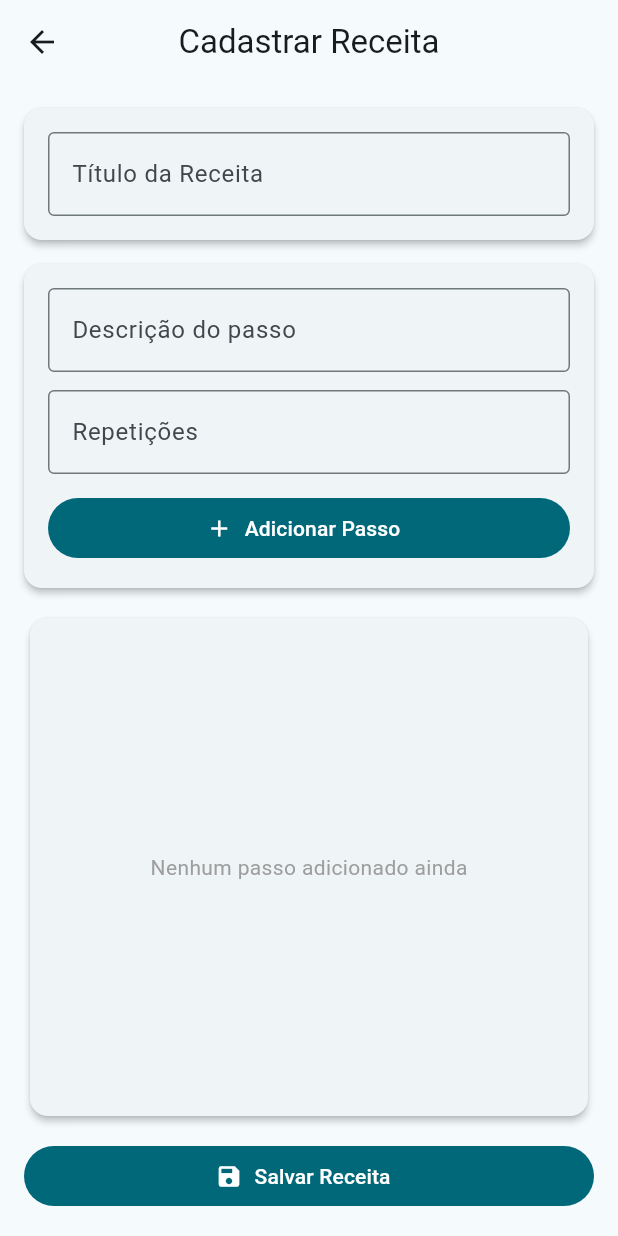
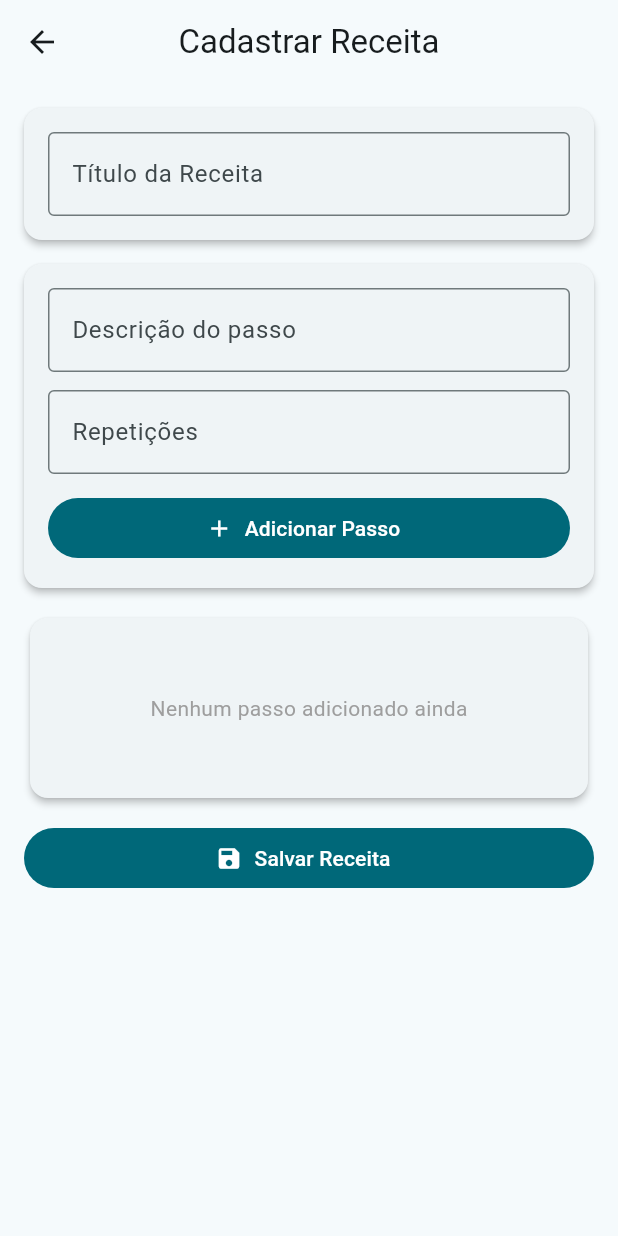
Before and after one commit to ana112358/NoveloApp, a Flutter app: the CadastrarReceitaPage screen opened by its route, on a phone screen of 412 x 824 dp. Run offline on Flutter 3.47's test engine with Material 3 defaults, Android fonts, the phone set to English and light mode, and no system bars.

Commit message:
Ajuste no modo paisagem

```diff
--- a/lib/pages/cadastrar_receita_page.dart
+++ b/lib/pages/cadastrar_receita_page.dart
@@ -24,7 +24,8 @@ class _CadastrarReceitaPageState extends State<CadastrarReceitaPage> {
         title: const Text("Cadastrar Receita"),
         centerTitle: true,
       ),
-      body: Padding(
+      body: SingleChildScrollView(
+        child: Padding(
           padding: const EdgeInsets.all(16),
           child: Column(
             children: [
@@ -100,19 +101,23 @@ class _CadastrarReceitaPageState extends State<CadastrarReceitaPage> {
                 ),
               ),
 
-            // LISTA DE PASSOS
-            Expanded(
-              child: Card(
+              // LISTA DE PASSOS (com shrinkWrap para evitar conflito de tamanho)
+              Card(
                 elevation: 2,
                 child: receitaState.passosTemp.isEmpty
-                    ? const Center(
+                    ? const SizedBox(
+                        height: 120,
+                        child: Center(
                           child: Text(
                             "Nenhum passo adicionado ainda",
                             style: TextStyle(color: Colors.grey),
                           ),
+                        ),
                       )
                     : ListView.builder(
                         padding: const EdgeInsets.all(8),
+                        shrinkWrap: true,
+                        physics: const NeverScrollableScrollPhysics(),
                         itemCount: receitaState.passosTemp.length,
                         itemBuilder: (_, index) {
                           final passo = receitaState.passosTemp[index];
@@ -123,7 +128,6 @@ class _CadastrarReceitaPageState extends State<CadastrarReceitaPage> {
                             ),
                           );
                         },
-                      ),
                       ),
               ),
 
@@ -149,6 +153,7 @@ class _CadastrarReceitaPageState extends State<CadastrarReceitaPage> {
             ],
           ),
         ),
+      ),
     );
   }
 }
--- a/pubspec.yaml
+++ b/pubspec.yaml
@@ -19,7 +19,7 @@ dev_dependencies:
   flutter_test:
     sdk: flutter
 
-  flutter_lints: ^2.0.0
+  flutter_lints: ^6.0.0
 
 flutter:
   uses-material-design: true
```
Also changed, not shown: pubspec.lock. Lines whose indentation alone changed are shown as unchanged.
